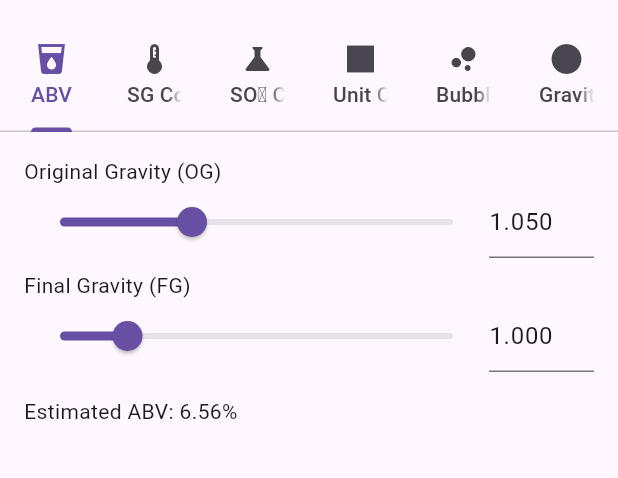
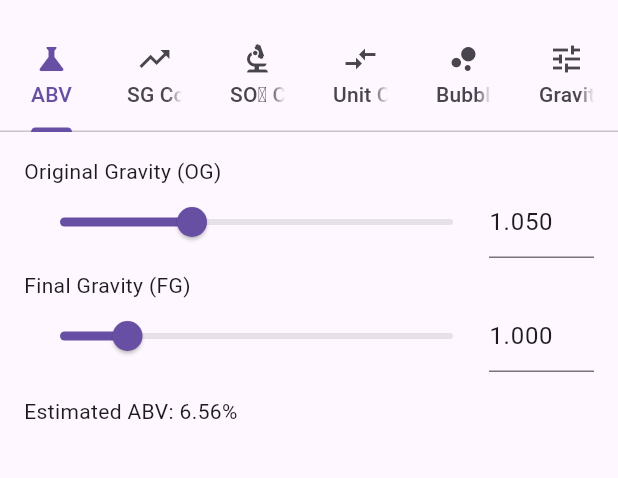
Before and after one commit to mrcrunchybeans/cider-craft, a Flutter app: the ToolsPage screen opened directly, on a phone screen of 412 x 824 dp, the part 63-541 px from its top. Run offline on Flutter 3.47's test engine with Material 3 defaults, Android fonts, the phone set to English and light mode, and no system bars; our stand-ins replace fl_chart, hive, hive_flutter, logger; accounts and stored records are empty.

Commit message:
updated tool icons

```diff
--- a/lib/tools_page.dart
+++ b/lib/tools_page.dart
@@ -21,12 +21,12 @@ class ToolsPage extends StatelessWidget {
           title: const Text("Cider Tools"),
           bottom: const TabBar(
             tabs: [
-              Tab(icon: Icon(Icons.local_drink), text: "ABV"),
-              Tab(icon: Icon(Icons.thermostat), text: "SG Correction"),
-              Tab(icon: Icon(Icons.science), text: "SO₂ Calculator"),
-              Tab(icon: Icon(Icons.square), text: "Unit Converter"),
+              Tab(icon: Icon(Icons.science), text: "ABV"),
+              Tab(icon: Icon(Icons.trending_up), text: "SG Correction"),
+              Tab(icon: Icon(Icons.biotech), text: "SO₂ Calculator"),
+              Tab(icon: Icon(Icons.compare_arrows), text: "Unit Converter"),
               Tab(icon: Icon(Icons.bubble_chart), text: "Bubble Counter"),
-              Tab(icon: Icon(Icons.circle), text: "Gravity Adjuster"),
+              Tab(icon: Icon(Icons.tune), text: "Gravity Adjuster"),
             ],
           ),
         ),
```
